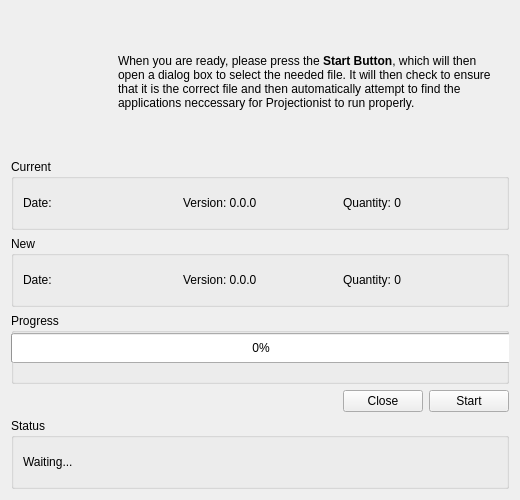
britesc/AppWizard, file wizards/appwizard.ui: the form before one commit.
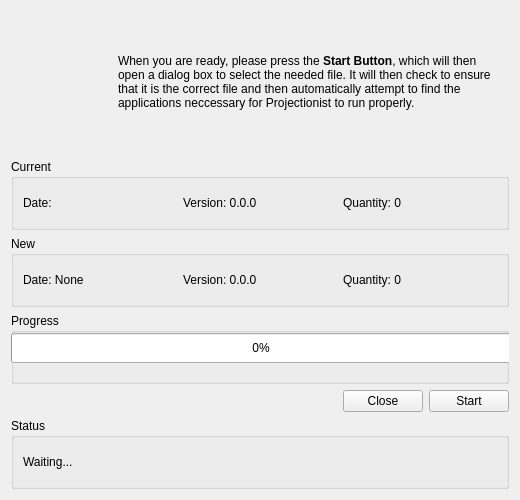
The form after the commit. Icons and pictures are not drawn.

Patch:
```diff
--- a/wizards/appwizard.ui
+++ b/wizards/appwizard.ui
@@ -132,7 +132,7 @@
           <item>
            <widget class="QLabel" name="labelNewDate">
             <property name="text">
-             <string>Date: </string>
+             <string>Date: None</string>
             </property>
            </widget>
           </item>
```
